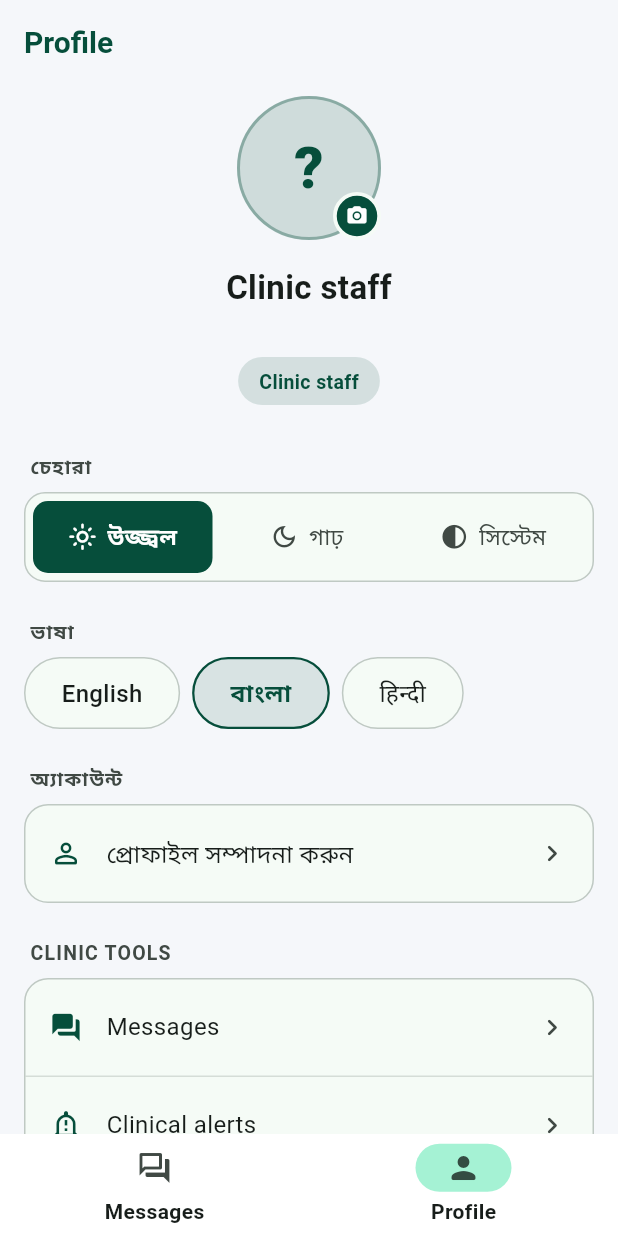
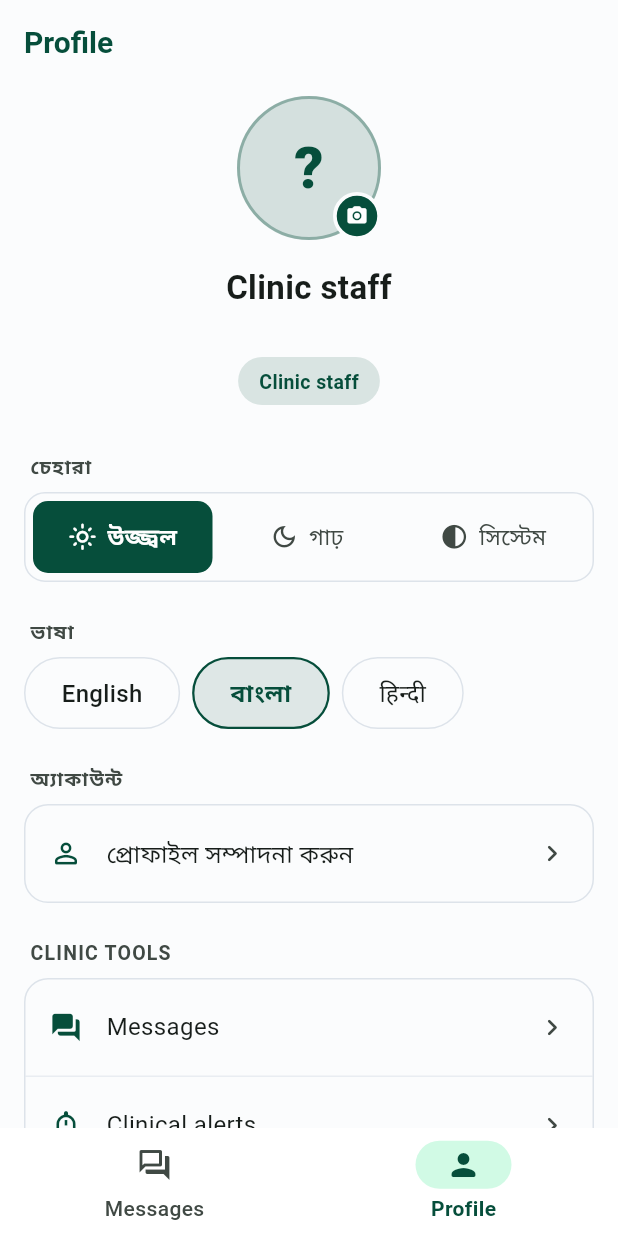
Before and after one commit to TANMOYDAS1234/ClinQ, a Flutter app: the ClinicianMoreScreen screen opened by its route, after a tap on "বাংলা", on a phone screen of 412 x 824 dp. Run offline on Flutter 3.47's test engine with Material 3 defaults, Android fonts, the phone set to English and light mode, and no system bars; our stand-ins replace dio, firebase_core, firebase_messaging, fl_chart, flutter_local_notifications, flutter_riverpod and 8 more; accounts and stored records are empty; network calls fail.

Commit message:
Lighten the theme, move calling into the conversation
ColorScheme.fromSeed derives every surface from the seed, so a deep green primary washed the whole light theme faintly green - fine for a brand app, wrong for a clinical one read all day. Light surfaces are pulled back to near-neutral so the green reads as deliberate accent rather than a tint over everything. The app bar is held flat for the same reason: Material 3 tints it as content scrolls under, which showed as a creeping green wash on a white header.

The call button leaves the inbox row and moves into the conversation header, where the decision to stop typing and phone someone is actually made. The row gets that space back for the timestamp and preview the design calls for. The thread header also carries the patient's avatar and name.

Navigation indicator is a flat mint pill rather than the tonal primaryContainer, which came out muddy against white under a green seed. Sheets and dialogs get real corner radii.

Co-Authored-By: Claude Opus 5 (1M context) <noreply@anthropic.com>

```diff
--- a/mobile/lib/core/theme/app_colors.dart
+++ b/mobile/lib/core/theme/app_colors.dart
@@ -20,7 +20,10 @@ class AppColors {
   /// The brighter green, for accents that must read at small sizes.
   static const Color accent = Color(0xFF10B981);
 
-  static const Color surfaceLight = Color(0xFFF5F7FA);
+  /// Near-white, with only a trace of cool to stop it glaring. Deliberately not
+  /// tinted toward the brand green — a clinical screen read all day should be
+  /// neutral paper, not a coloured wash.
+  static const Color surfaceLight = Color(0xFFFBFCFD);
   static const Color surfaceDark = Color(0xFF0F1720);
 
   static const Color danger = Color(0xFFDC2626);
--- a/mobile/lib/core/theme/app_theme.dart
+++ b/mobile/lib/core/theme/app_theme.dart
@@ -17,11 +17,27 @@ class AppTheme {
 
   static ThemeData _build(Brightness brightness) {
     final isDark = brightness == Brightness.dark;
-    final colorScheme = ColorScheme.fromSeed(
+    var colorScheme = ColorScheme.fromSeed(
       seedColor: AppColors.primary,
       brightness: brightness,
       error: AppColors.danger,
     );
+
+    // Material 3 derives every surface from the seed, so a deep green primary
+    // washes the whole light theme faintly green. Fine for a brand app, wrong
+    // for a clinical one — the surfaces are pulled back to near-neutral so the
+    // green reads as deliberate accent rather than as a tint over everything.
+    if (!isDark) {
+      colorScheme = colorScheme.copyWith(
+        surface: const Color(0xFFFBFCFD),
+        surfaceContainerLowest: Colors.white,
+        surfaceContainerLow: const Color(0xFFF7F9FB),
+        surfaceContainer: const Color(0xFFF2F5F8),
+        surfaceContainerHigh: const Color(0xFFEDF1F5),
+        surfaceContainerHighest: const Color(0xFFE8EDF2),
+        outlineVariant: const Color(0xFFDDE3EA),
+      );
+    }
 
     final base = ThemeData(
       useMaterial3: true,
@@ -79,6 +95,11 @@ class AppTheme {
         backgroundColor: isDark ? AppColors.surfaceDark : AppColors.surfaceLight,
         foregroundColor: colorScheme.onSurface,
         elevation: 0,
+        // Material 3 tints the bar as content scrolls under it. With a green
+        // seed that shows as a creeping green wash on an otherwise white
+        // header, so the bar is held flat.
+        scrolledUnderElevation: 0,
+        surfaceTintColor: Colors.transparent,
         centerTitle: false,
         titleTextStyle: textTheme.titleLarge,
       ),
@@ -141,14 +162,56 @@ class AppTheme {
         hintStyle: textTheme.bodyMedium?.copyWith(color: colorScheme.onSurfaceVariant),
       ),
       navigationBarTheme: NavigationBarThemeData(
-        height: 68,
+        height: 72,
         backgroundColor: isDark ? AppColors.surfaceDark : Colors.white,
-        indicatorColor: colorScheme.primaryContainer,
-        labelTextStyle: WidgetStateProperty.all(
-          textTheme.bodySmall?.copyWith(fontWeight: FontWeight.w600),
+        // Flat mint pill rather than the tonal primaryContainer, which under a
+        // deep-green seed comes out muddy against white.
+        indicatorColor: isDark ? AppColors.primaryDark.withValues(alpha: 0.22) : AppColors.accentSoft,
+        indicatorShape: RoundedRectangleBorder(borderRadius: BorderRadius.circular(20)),
+        elevation: 0,
+        surfaceTintColor: Colors.transparent,
+        labelTextStyle: WidgetStateProperty.resolveWith((states) {
+          final selected = states.contains(WidgetState.selected);
+          return textTheme.bodySmall?.copyWith(
+            fontWeight: selected ? FontWeight.w700 : FontWeight.w500,
+            color: selected
+                ? (isDark ? AppColors.primaryDark : AppColors.primary)
+                : colorScheme.onSurfaceVariant,
+          );
+        }),
+        iconTheme: WidgetStateProperty.resolveWith((states) {
+          final selected = states.contains(WidgetState.selected);
+          return IconThemeData(
+            size: 24,
+            color: selected
+                ? (isDark ? AppColors.primaryDark : AppColors.primary)
+                : colorScheme.onSurfaceVariant,
+          );
+        }),
+      ),
+      // Sheets rise with a proper radius rather than square corners — the
+      // attach picker and every confirm dialog inherit this.
+      bottomSheetTheme: BottomSheetThemeData(
+        backgroundColor: isDark ? AppColors.surfaceDark : Colors.white,
+        surfaceTintColor: Colors.transparent,
+        elevation: 0,
+        showDragHandle: true,
+        shape: const RoundedRectangleBorder(
+          borderRadius: BorderRadius.vertical(top: Radius.circular(24)),
         ),
       ),
-      dividerTheme: DividerThemeData(color: colorScheme.outlineVariant, space: 1),
+      dialogTheme: DialogThemeData(
+        backgroundColor: isDark ? AppColors.surfaceDark : Colors.white,
+        surfaceTintColor: Colors.transparent,
+        shape: RoundedRectangleBorder(borderRadius: BorderRadius.circular(20)),
+      ),
+      // Hairline rather than a visible rule: on a light clinical surface a
+      // heavy divider reads as a seam between unrelated things.
+      dividerTheme: DividerThemeData(
+        color: colorScheme.outlineVariant.withValues(alpha: 0.8),
+        space: 1,
+        thickness: 1,
+      ),
     );
   }
 }
```
Also changed, not shown: mobile/lib/features/clinician/data/clinician_repository.dart (+13 -2 lines), mobile/lib/features/clinician/presentation/patient_thread_screen.dart (+50 -3 lines), mobile/lib/features/clinician/presentation/patients_screen.dart (+1 -17 lines).
